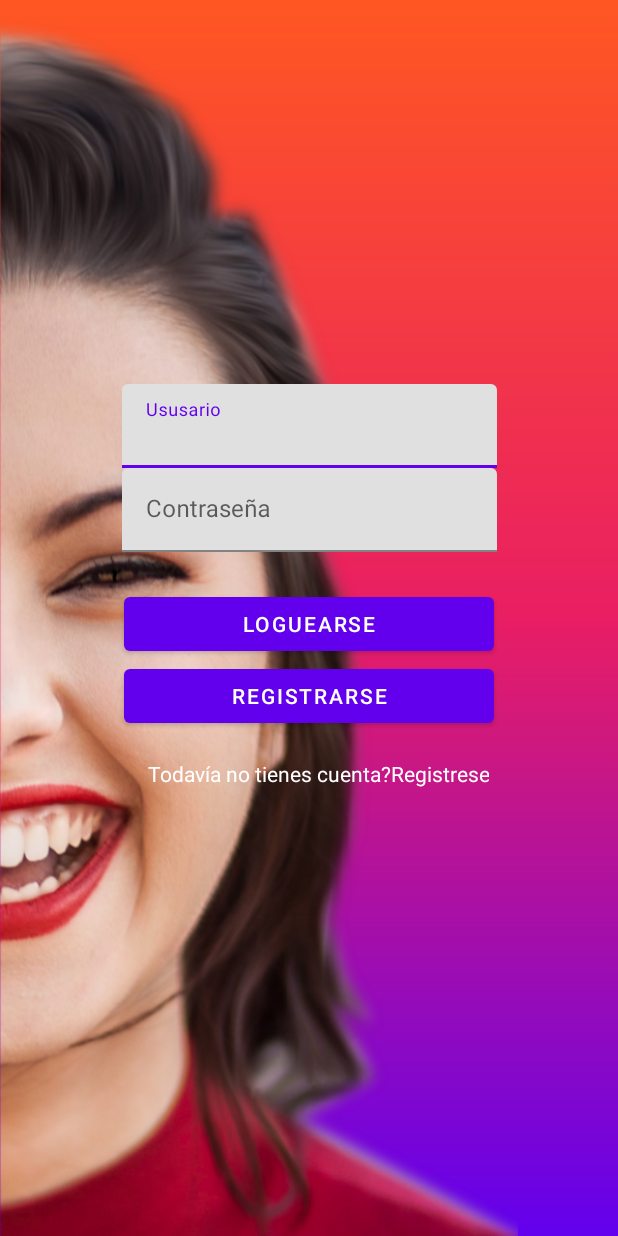
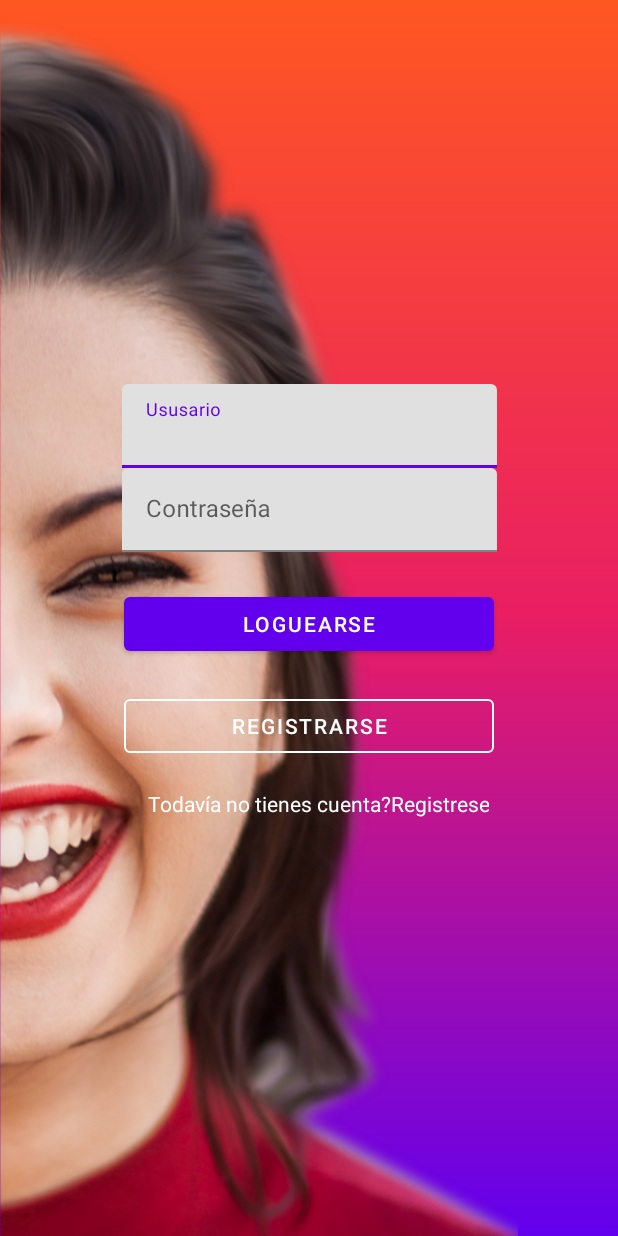
Before and after one commit to Enriquegpb/first_original, an Android app: the screen it shows after launch (MainLogin), on a phone screen of 412 x 824 dp. Run offline under Robolectric (Android 15) with nearby library versions, the phone set to English and light mode, and no system bars; pictures from the network do not load.

Commit message:
button inverse

```diff
--- a/app/src/main/res/layout/activity_login.xml
+++ b/app/src/main/res/layout/activity_login.xml
@@ -112,7 +112,9 @@
         android:text="Registrarse"
         app:layout_constraintEnd_toEndOf="@id/guideline2"
         app:layout_constraintStart_toStartOf="@id/guideline1"
-        app:layout_constraintTop_toBottomOf="@id/log" />
+        app:layout_constraintTop_toBottomOf="@id/log"
+        style="@style/buttonreverse"
+        />
 
     <TextView
         android:id="@+id/tvregister"
--- /dev/null
+++ b/app/src/main/res/values/styles.xml
@@ -0,0 +1,29 @@
+<?xml version="1.0" encoding="utf-8"?>
+<resources>
+    <!-- "buttonreverse parece ser que es transparente porque no tiene color de fondo -->
+    <style name="buttonreverse" parent="Widget.MaterialComponents.Button.OutlinedButton">
+        <item name="android:layout_width">0dp</item>
+        <item name="android:layout_height">wrap_content</item>
+        <item name="android:layout_marginTop">20dp</item>
+
+        <item name="android:textColor">@android:color/white</item>
+
+        <item name="cornerRadius">4dp</item>
+        <item name="strokeColor">@android:color/white</item>
+    </style>
+
+    <style name="buttonreversesignup" parent="Widget.MaterialComponents.Button.OutlinedButton">
+        <item name="android:layout_width">0dp</item>
+        <item name="android:layout_height">wrap_content</item>
+        <item name="android:layout_marginTop">20dp</item>
+
+        <item name="android:textColor">@color/purple_700</item>
+
+        <item name="cornerRadius">4dp</item>
+        <item name="strokeColor">@color/purple_700</item>
+    </style>
+
+    <style name="buttonLoginBox" parent="Widget.MaterialComponents.Button.OutlinedButton">
+        <item name="android:layout_width">0dp</item>
+    </style>
+</resources>
```
